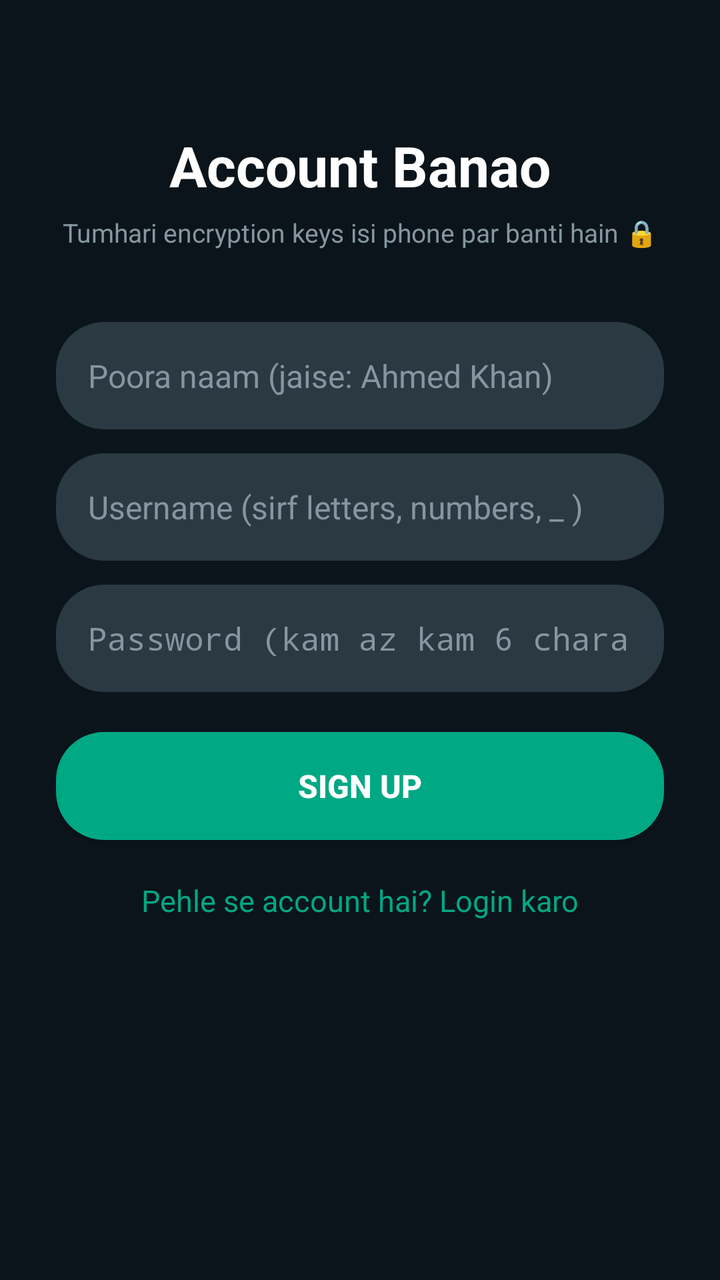
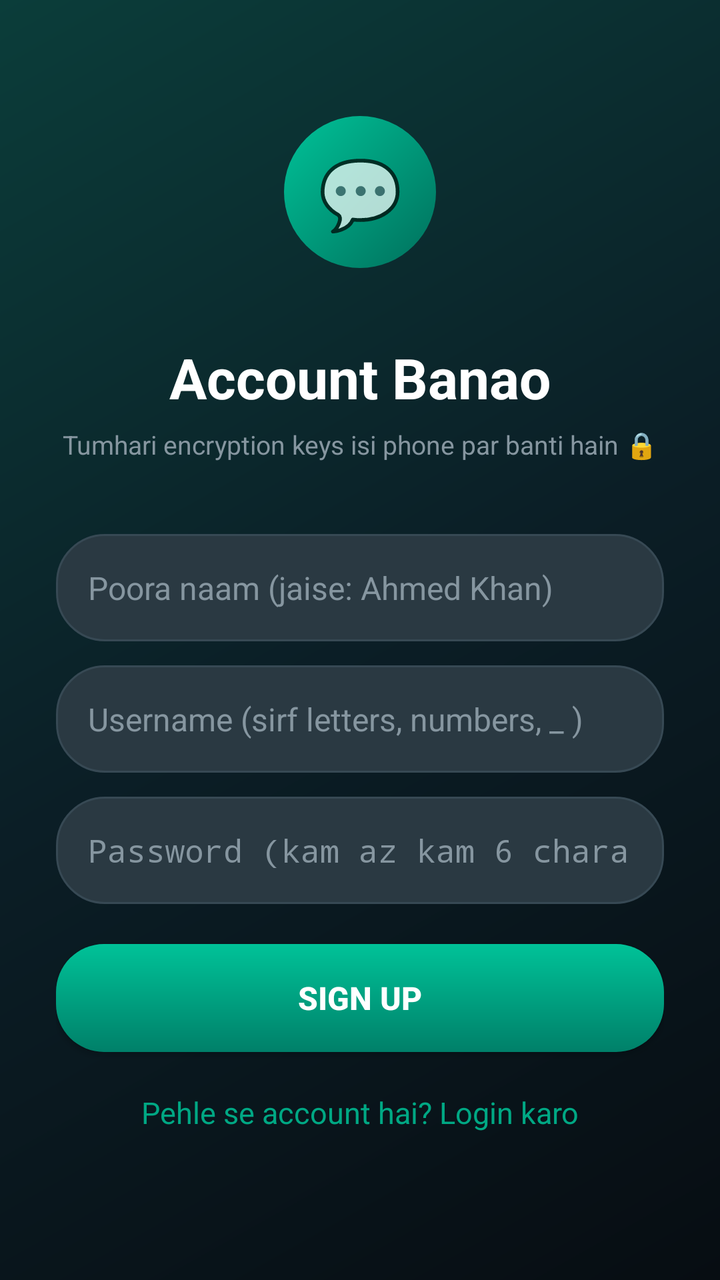

Screens rendered from an Android XML layout before and after an edit, with the pre-edit source and the edit as a unified diff.
<!-- AndroidManifest.xml: application theme android:Theme.Material.NoActionBar -->
<!-- res/layout/activity_signup.xml -->
<?xml version="1.0" encoding="utf-8"?>
<LinearLayout xmlns:android="http://schemas.android.com/apk/res/android"
    android:layout_width="match_parent" android:layout_height="match_parent"
    android:background="@drawable/bg_app" android:orientation="vertical"
    android:padding="28dp">

    <TextView
        android:layout_width="match_parent" android:layout_height="wrap_content"
        android:layout_marginTop="36dp" android:gravity="center"
        android:text="Account Banao" android:textColor="#FFFFFF"
        android:textSize="28sp" android:textStyle="bold" />

    <TextView
        android:layout_width="match_parent" android:layout_height="wrap_content"
        android:layout_marginTop="6dp" android:gravity="center"
        android:text="Tumhari encryption keys isi phone par banti hain 🔒"
        android:textColor="#8696A0" android:textSize="13sp" />

    <EditText
        android:id="@+id/etName"
        android:layout_width="match_parent" android:layout_height="wrap_content"
        android:layout_marginTop="36dp" android:background="@drawable/bg_input"
        android:hint="Poora naam (jaise: Ahmed Khan)" android:inputType="textPersonName"
        android:padding="16dp" android:textColor="#FFFFFF"
        android:textColorHint="#8696A0" android:textSize="16sp" />

    <EditText
        android:id="@+id/etUsername"
        android:layout_width="match_parent" android:layout_height="wrap_content"
        android:layout_marginTop="12dp" android:background="@drawable/bg_input"
        android:hint="Username (sirf letters, numbers, _ )" android:inputType="text"
        android:padding="16dp" android:textColor="#FFFFFF"
        android:textColorHint="#8696A0" android:textSize="16sp" />

    <EditText
        android:id="@+id/etPassword"
        android:layout_width="match_parent" android:layout_height="wrap_content"
        android:layout_marginTop="12dp" android:background="@drawable/bg_input"
        android:hint="Password (kam az kam 6 characters)" android:inputType="textPassword"
        android:padding="16dp" android:textColor="#FFFFFF"
        android:textColorHint="#8696A0" android:textSize="16sp" />

    <Button
        android:id="@+id/btnSignup"
        android:layout_width="match_parent" android:layout_height="54dp"
        android:layout_marginTop="20dp" android:background="@drawable/bg_btn_teal"
        android:text="Sign Up" android:textColor="#FFFFFF"
        android:textSize="16sp" android:textStyle="bold" />

    <TextView
        android:id="@+id/tvGoLogin"
        android:layout_width="match_parent" android:layout_height="wrap_content"
        android:layout_marginTop="20dp" android:gravity="center"
        android:text="Pehle se account hai? Login karo"
        android:textColor="#00A884" android:textSize="15sp" />

    <TextView
        android:id="@+id/tvSignupStatus"
        android:layout_width="match_parent" android:layout_height="wrap_content"
        android:layout_marginTop="16dp" android:gravity="center"
        android:text="" android:textColor="#F5B81D" android:textSize="14sp" />
</LinearLayout>
<!-- resources referenced by this layout -->
<resources>
  <!-- drawable bg_app (drawable) -->
  <?xml version="1.0" encoding="utf-8"?>
  <shape xmlns:android="http://schemas.android.com/apk/res/android" android:shape="rectangle">
      <solid android:color="#0B141A" />
  </shape>
  <!-- drawable bg_btn_teal (drawable) -->
  <?xml version="1.0" encoding="utf-8"?>
  <shape xmlns:android="http://schemas.android.com/apk/res/android" android:shape="rectangle">
      <corners android:radius="24dp" />
      <solid android:color="#00A884" />
  </shape>
  <!-- drawable bg_input (drawable) -->
  <?xml version="1.0" encoding="utf-8"?>
  <shape xmlns:android="http://schemas.android.com/apk/res/android" android:shape="rectangle">
      <corners android:radius="24dp" />
      <solid android:color="#2A3942" />
  </shape>
</resources>

<!-- the commit's change to res/layout/activity_signup.xml (unified diff, before → after) -->
@@ -1,8 +1,14 @@
 <?xml version="1.0" encoding="utf-8"?>
 <LinearLayout xmlns:android="http://schemas.android.com/apk/res/android"
     android:layout_width="match_parent" android:layout_height="match_parent"
-    android:background="@drawable/bg_app" android:orientation="vertical"
+    android:background="@drawable/bg_login" android:orientation="vertical"
     android:padding="28dp">
+
+    <TextView
+        android:layout_width="76dp" android:layout_height="76dp"
+        android:layout_gravity="center_horizontal" android:layout_marginTop="30dp"
+        android:background="@drawable/bg_circle" android:gravity="center"
+        android:text="💬" android:textSize="34sp" />
 
     <TextView
         android:layout_width="match_parent" android:layout_height="wrap_content"
<!-- resource entries referenced after the edit -->
@@ -1,21 +1,27 @@
 <!-- resources referenced by this layout -->
 <resources>
-  <!-- drawable bg_app (drawable) -->
-  <?xml version="1.0" encoding="utf-8"?>
-  <shape xmlns:android="http://schemas.android.com/apk/res/android" android:shape="rectangle">
-      <solid android:color="#0B141A" />
-  </shape>
   <!-- drawable bg_btn_teal (drawable) -->
   <?xml version="1.0" encoding="utf-8"?>
   <shape xmlns:android="http://schemas.android.com/apk/res/android" android:shape="rectangle">
       <corners android:radius="24dp" />
-      <solid android:color="#00A884" />
+      <gradient android:angle="270" android:startColor="#00C298" android:endColor="#008069" />
+  </shape>
+  <!-- drawable bg_circle (drawable) -->
+  <?xml version="1.0" encoding="utf-8"?>
+  <shape xmlns:android="http://schemas.android.com/apk/res/android" android:shape="oval">
+      <gradient android:angle="315" android:startColor="#00C298" android:endColor="#00705C" />
   </shape>
   <!-- drawable bg_input (drawable) -->
   <?xml version="1.0" encoding="utf-8"?>
   <shape xmlns:android="http://schemas.android.com/apk/res/android" android:shape="rectangle">
       <corners android:radius="24dp" />
       <solid android:color="#2A3942" />
+      <stroke android:width="1dp" android:color="#374954" />
+  </shape>
+  <!-- drawable bg_login (drawable) -->
+  <?xml version="1.0" encoding="utf-8"?>
+  <shape xmlns:android="http://schemas.android.com/apk/res/android" android:shape="rectangle">
+      <gradient android:angle="315" android:startColor="#0B3D3A" android:centerColor="#0B1E26" android:endColor="#070D12" />
   </shape>
 </resources>
 
